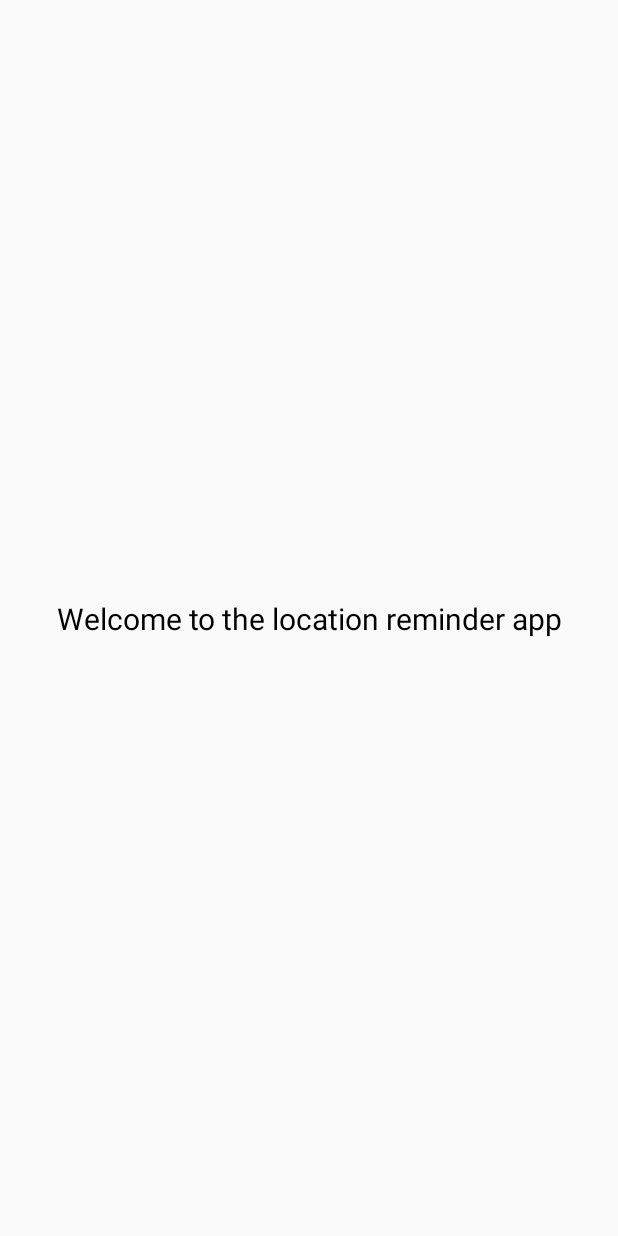
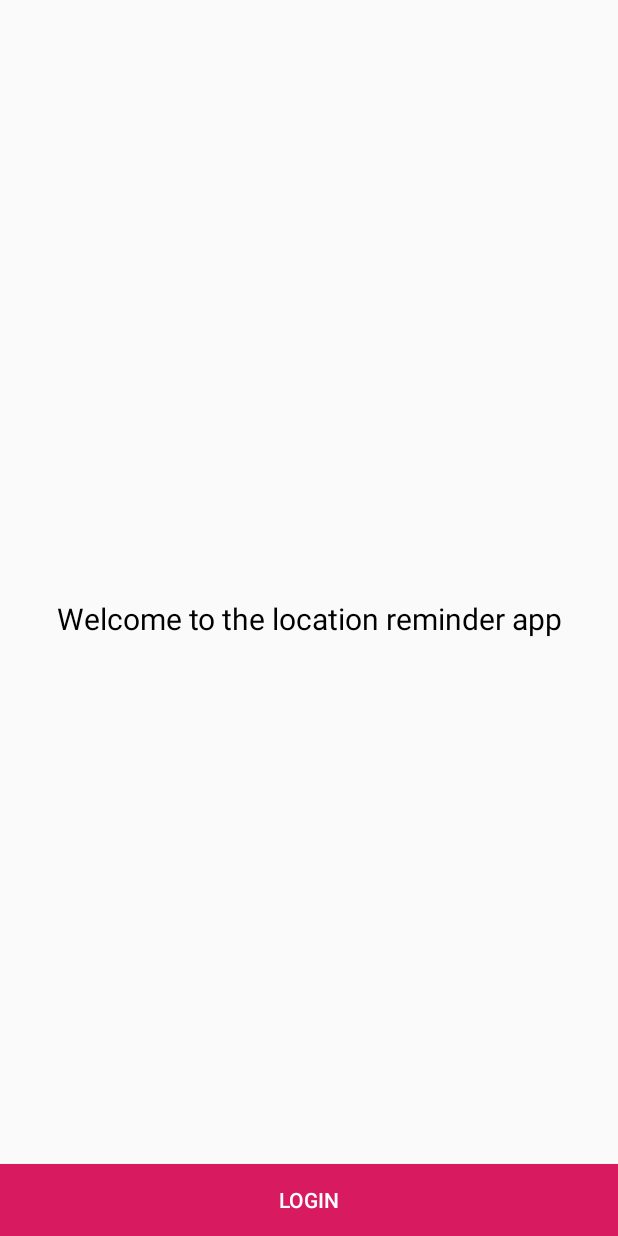
Before and after one commit to Osamafrahat/Project4LR, an Android app: the layout activity_authentication.xml on its own in the app's theme, with its tools: preview values and no code run, on a phone screen of 412 x 824 dp. Run offline under Robolectric (Android 15) with nearby library versions, the phone set to English and light mode, and no system bars.

```diff
--- a/app/build.gradle
+++ b/app/build.gradle
@@ -122,5 +122,6 @@ dependencies {
     implementation "com.google.android.gms:play-services-location:$playServicesVersion"
     implementation "com.google.android.gms:play-services-maps:$playServicesVersion"
 
-
+    implementation 'com.firebaseui:firebase-ui-auth:5.0.0'
+    implementation 'androidx.multidex:multidex:2.0.1'
 }
--- a/app/src/main/res/layout/activity_authentication.xml
+++ b/app/src/main/res/layout/activity_authentication.xml
@@ -1,4 +1,5 @@
 <?xml version="1.0" encoding="utf-8"?>
+<layout>
     <androidx.constraintlayout.widget.ConstraintLayout xmlns:android="http://schemas.android.com/apk/res/android"
         xmlns:app="http://schemas.android.com/apk/res-auto"
         xmlns:tools="http://schemas.android.com/tools"
@@ -17,4 +18,15 @@
             app:layout_constraintStart_toStartOf="parent"
             app:layout_constraintTop_toTopOf="parent" />
 
+        <Button
+            android:id="@+id/bt_login"
+            style="@style/buttonLogin"
+            android:layout_height="wrap_content"
+            android:layout_width="match_parent"
+            android:text="@string/login"
+            app:layout_constraintBottom_toBottomOf="parent"
+            app:layout_constraintEnd_toEndOf="parent"
+            app:layout_constraintStart_toStartOf="parent" />
+
     </androidx.constraintlayout.widget.ConstraintLayout>
+</layout>
--- a/app/src/main/res/values/styles.xml
+++ b/app/src/main/res/values/styles.xml
@@ -7,5 +7,8 @@
         <item name="colorPrimaryDark">@color/colorPrimaryDark</item>
         <item name="colorAccent">@color/colorAccent</item>
     </style>
-
+    <style name="buttonLogin">
+        <item name="android:background">@color/colorAccent</item>
+        <item name="android:textColor">@color/white</item>
+    </style>
 </resources>
```
Also changed, not shown: app/src/main/AndroidManifest.xml (+10 -5 lines), app/src/main/java/com/udacity/project4/authentication/AuthenticationActivity.kt (+46 -4 lines). Lines whose indentation alone changed are shown as unchanged.
